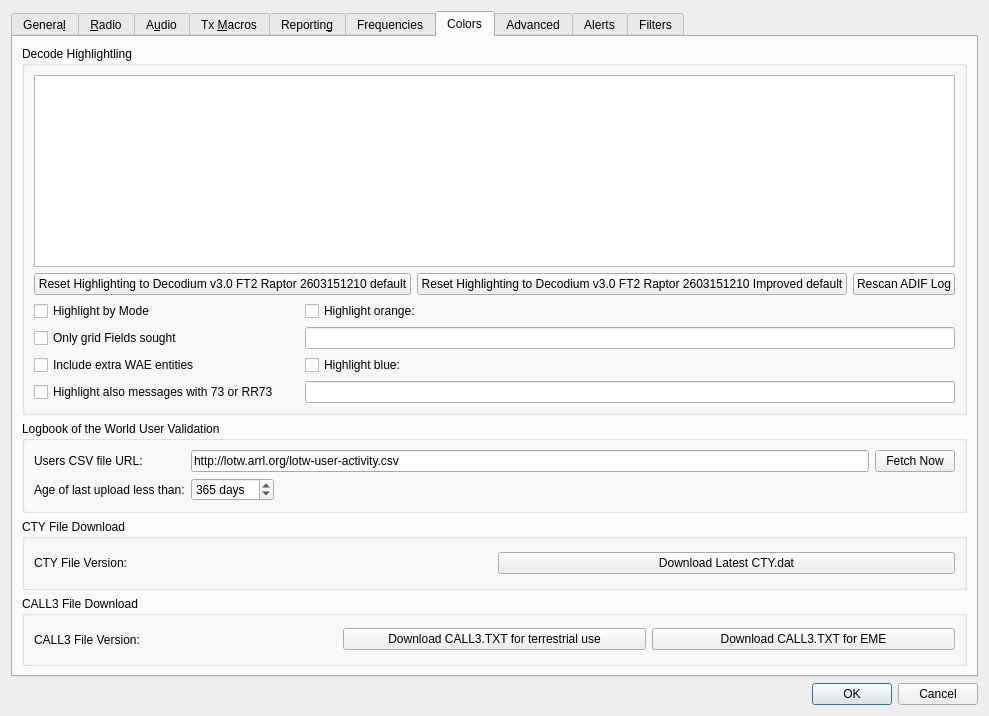
First picture: the form in Configuration.ui, repository iu8lmc/Decodium-3.0-Codename-Raptor, before the edit.
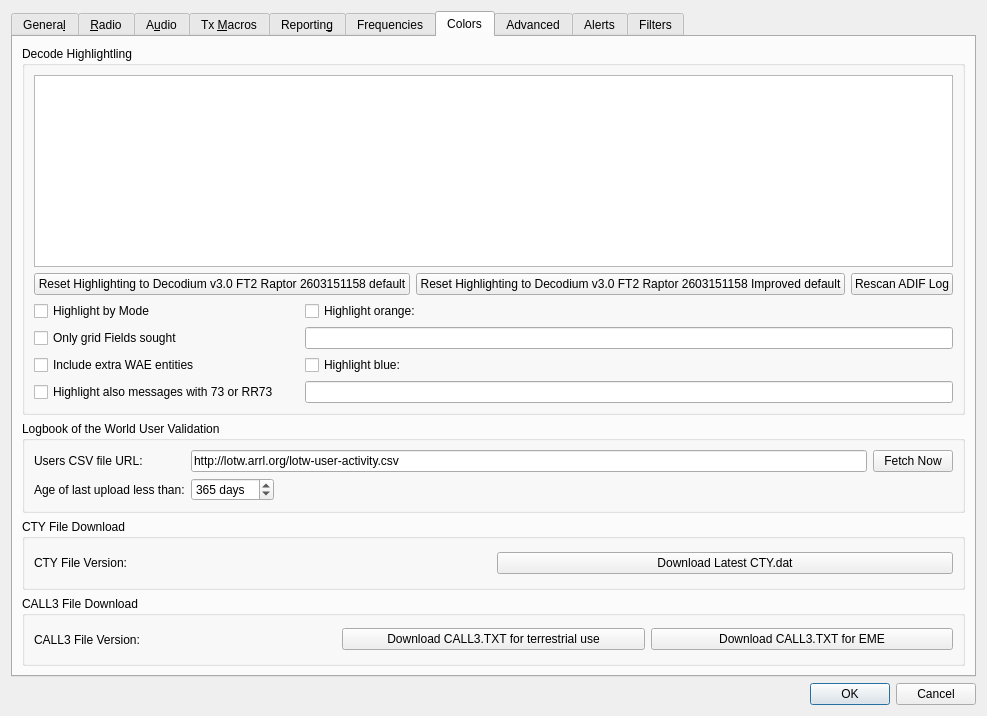
Second picture: the form after the edit. The open tabs and pages were chosen to show the change. Custom widgets are drawn as their Qt base class.

What changed in the file:
```diff
--- a/Configuration.ui
+++ b/Configuration.ui
@@ -2828,14 +2828,14 @@
                <string>&lt;html&gt;&lt;head/&gt;&lt;body&gt;&lt;p&gt;Push to reset all highlight items above to default values and priorities.&lt;/p&gt;&lt;/body&gt;&lt;/html&gt;</string>
               </property>
               <property name="text">
-               <string>Reset Highlighting to Decodium v3.0 FT2 Raptor 2603151210 default</string>
+               <string>Reset Highlighting to Decodium v3.0 FT2 Raptor 2603151158 default</string>
               </property>
              </widget>
             </item>
             <item>
              <widget class="QPushButton" name="reset_highlighting_to_defaults2_push_button">
               <property name="text">
-               <string>Reset Highlighting to Decodium v3.0 FT2 Raptor 2603151210 Improved default</string>
+               <string>Reset Highlighting to Decodium v3.0 FT2 Raptor 2603151158 Improved default</string>
               </property>
              </widget>
             </item>
```
Left out of the diff: 14 changed lines with no effect on the pictures.
